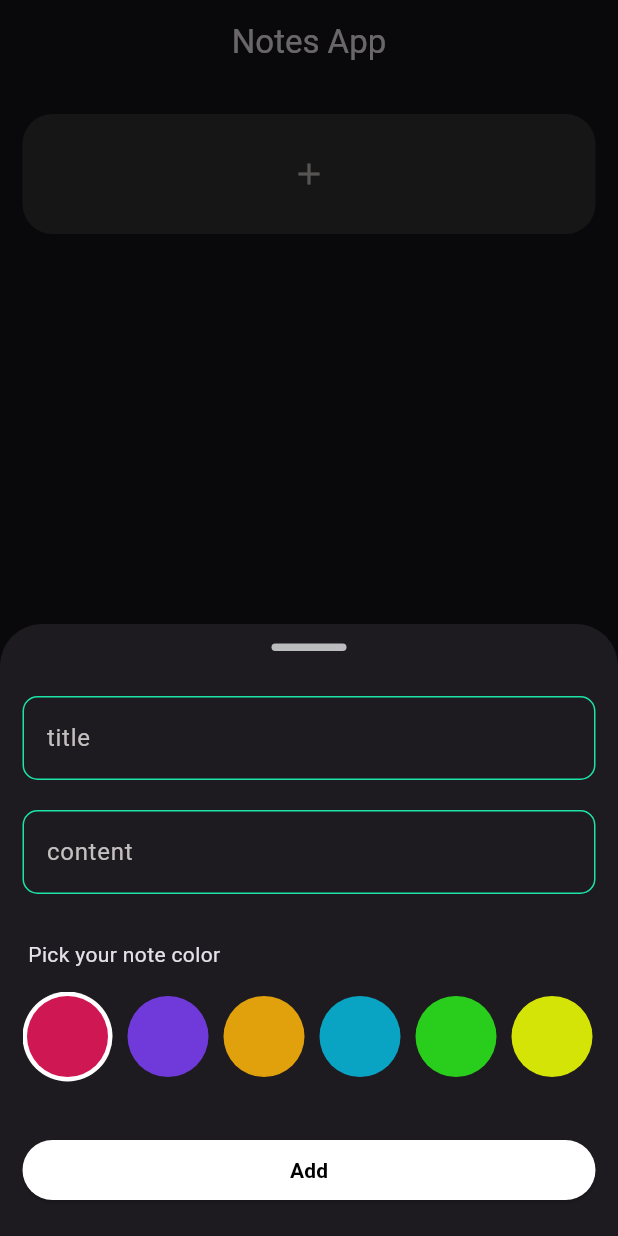
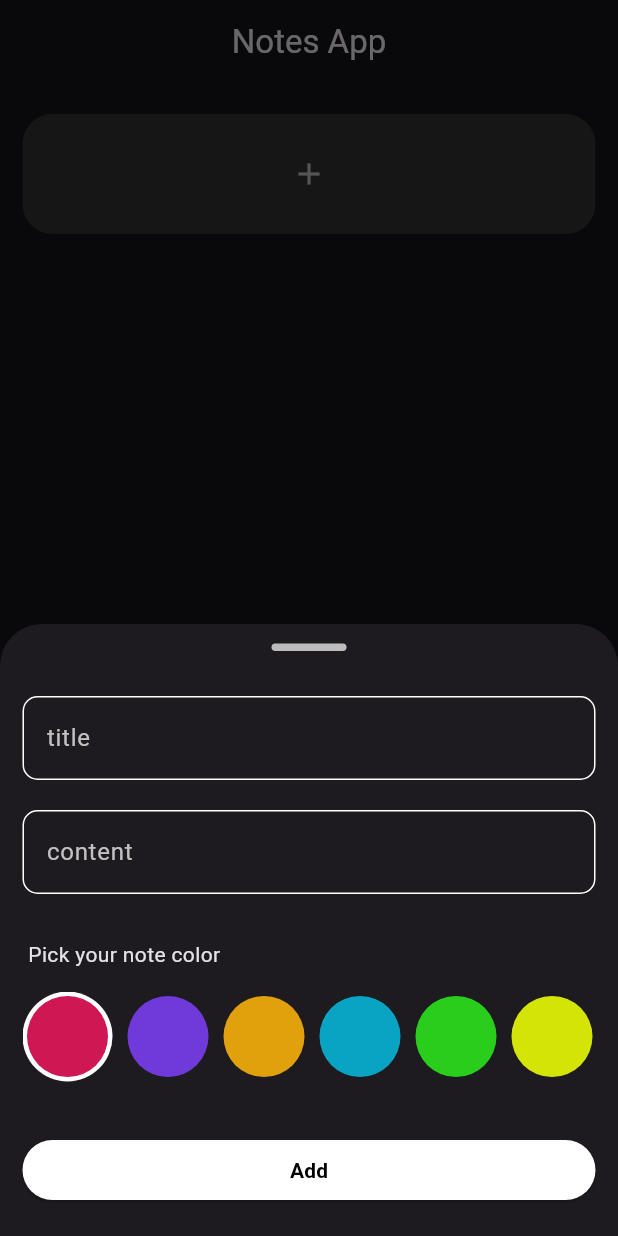
Before and after one commit to Abd0-M0stafa/Note-app, a Flutter app: the screen it shows after launch, after a tap on the "add" icon, on a phone screen of 412 x 824 dp. Run offline on Flutter 3.47's test engine with Material 3 defaults, Android fonts, the phone set to English and light mode, and no system bars; our stand-ins replace bloc, flutter_bloc, hive, hive_flutter; accounts and stored records are empty.

Commit message:
app icon & some Ui updates

```diff
--- a/lib/main.dart
+++ b/lib/main.dart
@@ -4,7 +4,7 @@ import 'package:hive_flutter/adapters.dart';
 import 'package:note_app/cubits/note/cubit/note_cubit.dart';
 import 'package:note_app/models/note_model.dart';
 import 'package:note_app/simple_bloc_observer.dart';
-import 'package:note_app/views/notes_view.dart';
+import 'package:note_app/views/splash/presentation/views/splash_view.dart';
 
 void main() async {
   await Hive.initFlutter();
@@ -25,7 +25,7 @@ class NoteAPP extends StatelessWidget {
       child: MaterialApp(
         debugShowCheckedModeBanner: false,
         theme: ThemeData.dark(),
-        home: const NotesView(),
+        home: const SplashView(),
       ),
     );
   }
--- a/lib/views/notes_view.dart
+++ b/lib/views/notes_view.dart
@@ -8,6 +8,7 @@ class NotesView extends StatelessWidget {
   Widget build(BuildContext context) {
     return Scaffold(
       appBar: AppBar(
+        automaticallyImplyLeading: false,
         title: const Text('Notes App'),
         centerTitle: true,
       ),
--- /dev/null
+++ b/lib/views/splash/presentation/views/splash_view.dart
@@ -0,0 +1,13 @@
+import 'package:flutter/material.dart';
+import 'package:note_app/views/splash/presentation/views/widgets/splash_view_body.dart';
+
+class SplashView extends StatelessWidget {
+  const SplashView({super.key});
+
+  @override
+  Widget build(BuildContext context) {
+    return const Scaffold(
+      body: SplashViewBody(),
+    );
+  }
+}
--- /dev/null
+++ b/lib/views/splash/presentation/views/widgets/splash_view_body.dart
@@ -0,0 +1,44 @@
+import 'package:flutter/material.dart';
+import 'package:note_app/views/notes_view.dart';
+
+class SplashViewBody extends StatefulWidget {
+  const SplashViewBody({super.key});
+
+  @override
+  State<SplashViewBody> createState() => _SplashViewBodyState();
+}
+
+class _SplashViewBodyState extends State<SplashViewBody> {
+  @override
+  void initState() {
+    super.initState();
+    navigateToHome();
+  }
+
+  @override
+  Widget build(BuildContext context) {
+    return Column(
+      mainAxisAlignment: MainAxisAlignment.center,
+      crossAxisAlignment: CrossAxisAlignment.stretch,
+      children: [
+        AspectRatio(
+            aspectRatio: 5 / 2.5,
+            child: Image.asset('assets/images/noteLogo.png')),
+      ],
+    );
+  }
+
+  void navigateToHome() {
+    Future.delayed(
+      const Duration(seconds: 2),
+      () {
+        Navigator.push(
+          context,
+          MaterialPageRoute<void>(
+            builder: (BuildContext context) => const NotesView(),
+          ),
+        );
+      },
+    );
+  }
+}
--- a/lib/widgets/custom_text_field.dart
+++ b/lib/widgets/custom_text_field.dart
@@ -27,10 +27,10 @@ class CustomTextField extends StatelessWidget {
           return null;
         }
       },
-      cursorColor: const Color.fromARGB(255, 28, 228, 167),
+      cursorColor: Color.fromARGB(255, 255, 255, 255),
       controller: controller,
       style: const TextStyle(
-        color: Color.fromARGB(255, 28, 228, 167),
+        color: Color.fromARGB(255, 255, 255, 255),
       ),
       onChanged: onChanged,
       onSaved: onSaved,
@@ -39,14 +39,14 @@ class CustomTextField extends StatelessWidget {
         labelStyle: const TextStyle(color: Color.fromARGB(255, 197, 192, 192)),
         suffixIcon: suffixIcon,
         hintText: text,
-        hintStyle: const TextStyle(color: Color.fromARGB(255, 28, 228, 167)),
+        hintStyle: const TextStyle(color: Color.fromARGB(255, 255, 255, 255)),
         focusedBorder: OutlineInputBorder(
             borderRadius: BorderRadius.circular(25),
             borderSide: const BorderSide(color: Colors.white)),
         enabledBorder: OutlineInputBorder(
           borderRadius: BorderRadius.circular(10),
           borderSide: const BorderSide(
-            color: Color.fromARGB(255, 28, 228, 167),
+            color: Color.fromARGB(255, 255, 255, 255),
           ),
         ),
       ),
--- a/lib/widgets/search_icon_button.dart
+++ b/lib/widgets/search_icon_button.dart
@@ -1,8 +1,10 @@
 import 'package:flutter/material.dart';
 
 class CustomIconButton extends StatelessWidget {
-  const CustomIconButton({super.key, required this.icon, this.onPressed});
+  const CustomIconButton(
+      {super.key, required this.icon, this.onPressed, required this.color});
 
+  final Color color;
   final IconData icon;
   final void Function()? onPressed;
   @override
@@ -20,7 +22,7 @@ class CustomIconButton extends StatelessWidget {
           onPressed: onPressed,
           icon: Icon(
             icon,
-            color: Colors.white.withOpacity(0.75),
+            color: color.withOpacity(0.9),
           ),
         ),
       ),
```
Also changed, not shown: lib/views/edit_note_view.dart (+38 -18 lines), pubspec.yaml (+10 -2 lines), assets/images/noteLogo.png (added), pubspec.lock, 28 other files.
